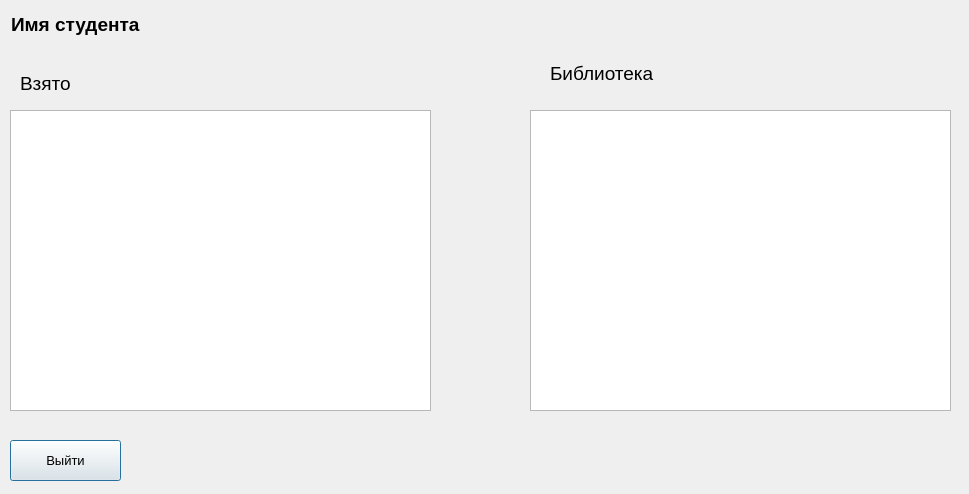
This is studentform.ui in sudovag3/mstu-work-qt as Qt 5 draws it before an edit. The edited form follows.
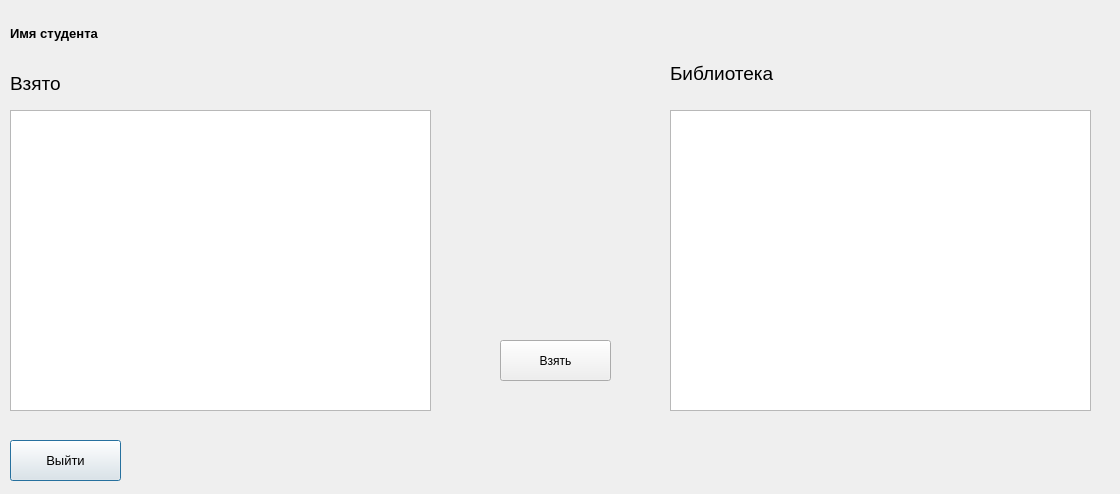
This is the edited form.

```diff
--- a/studentform.ui
+++ b/studentform.ui
@@ -6,7 +6,7 @@
    <rect>
     <x>0</x>
     <y>0</y>
-    <width>969</width>
+    <width>1120</width>
     <height>494</height>
    </rect>
   </property>
@@ -16,14 +16,23 @@
   <widget class="QLabel" name="label">
    <property name="geometry">
     <rect>
-     <x>11</x>
-     <y>11</y>
+     <x>10</x>
+     <y>20</y>
      <width>401</width>
      <height>28</height>
     </rect>
    </property>
+   <property name="frameShape">
+    <enum>QFrame::NoFrame</enum>
+   </property>
+   <property name="frameShadow">
+    <enum>QFrame::Plain</enum>
+   </property>
    <property name="text">
-    <string>&lt;html&gt;&lt;head/&gt;&lt;body&gt;&lt;p&gt;&lt;span style=&quot; font-size:14pt; font-weight:700;&quot;&gt;Имя студента&lt;/span&gt;&lt;/p&gt;&lt;/body&gt;&lt;/html&gt;</string>
+    <string>&lt;html&gt;&lt;head/&gt;&lt;body&gt;&lt;p&gt;&lt;span style=&quot; font-size:10pt; font-weight:600;&quot;&gt;Имя студента&lt;/span&gt;&lt;/p&gt;&lt;/body&gt;&lt;/html&gt;</string>
+   </property>
+   <property name="textFormat">
+    <enum>Qt::AutoText</enum>
    </property>
   </widget>
   <widget class="QPushButton" name="Vihod">
@@ -47,17 +56,7 @@
   <widget class="QListWidget" name="BibllistWidget">
    <property name="geometry">
     <rect>
-     <x>530</x>
-     <y>110</y>
-     <width>421</width>
-     <height>301</height>
-    </rect>
-   </property>
-  </widget>
-  <widget class="QListWidget" name="BooklistWidget">
-   <property name="geometry">
-    <rect>
-     <x>10</x>
+     <x>670</x>
      <y>110</y>
      <width>421</width>
      <height>301</height>
@@ -67,7 +66,7 @@
   <widget class="QLabel" name="label_2">
    <property name="geometry">
     <rect>
-     <x>20</x>
+     <x>10</x>
      <y>70</y>
      <width>401</width>
      <height>28</height>
@@ -80,7 +79,7 @@
   <widget class="QLabel" name="label_3">
    <property name="geometry">
     <rect>
-     <x>550</x>
+     <x>670</x>
      <y>60</y>
      <width>141</width>
      <height>28</height>
@@ -90,6 +89,29 @@
     <string>&lt;html&gt;&lt;head/&gt;&lt;body&gt;&lt;p&gt;&lt;span style=&quot; font-size:14pt;&quot;&gt;Библиотека&lt;/span&gt;&lt;/p&gt;&lt;/body&gt;&lt;/html&gt;</string>
    </property>
   </widget>
+  <widget class="QPushButton" name="AddButton">
+   <property name="geometry">
+    <rect>
+     <x>500</x>
+     <y>340</y>
+     <width>111</width>
+     <height>41</height>
+    </rect>
+   </property>
+   <property name="text">
+    <string>Взять</string>
+   </property>
+  </widget>
+  <widget class="QListWidget" name="BooklistWidget">
+   <property name="geometry">
+    <rect>
+     <x>10</x>
+     <y>110</y>
+     <width>421</width>
+     <height>301</height>
+    </rect>
+   </property>
+  </widget>
  </widget>
  <resources/>
  <connections/>
```
Left out of the diff: 2 changed lines with no effect on the pictures.
